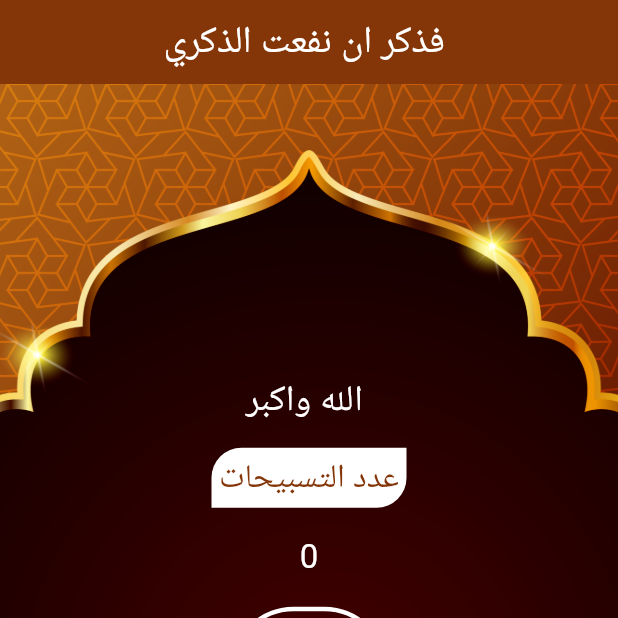
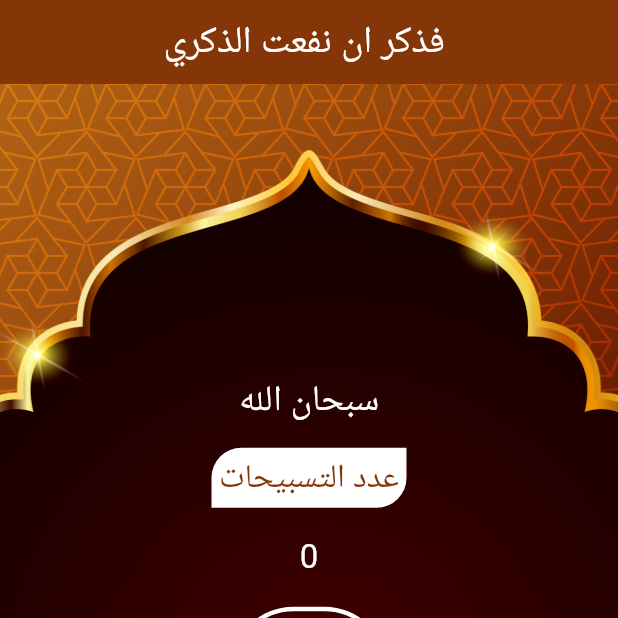
Before and after one commit to morsy121/Masqed-Screen-, a Flutter app: the screen it shows after launch, after a tap on "اضغط", after a tap on "البدء من جديد", on a phone screen of 412 x 824 dp, the top half of it. Run offline on Flutter 3.47's test engine with Material 2 defaults, Android fonts, the phone set to English and light mode, and no system bars.

Commit message:
handle mesged screen

```diff
--- a/masged/lib/Home_Page.dart
+++ b/masged/lib/Home_Page.dart
@@ -12,15 +12,15 @@ class _HomePageState extends State<HomePage> {
 
   int currentIndex = 0;
   int currentIndex1 = 0;
+  int currentIndex2 = 0;
 
   List Taspeh = [
+    "سبحان الله",
+    "الحمد لله",
     "الله واكبر",
-    "الحمد لله",
-    "لا اله الا الله",
-    "سبحان الله",
   ];
 
-  get index => null;
+  //get index => null;
   @override
   Widget build(BuildContext context) {
     return Scaffold(
@@ -44,7 +44,7 @@ class _HomePageState extends State<HomePage> {
         )),
         child: Column(mainAxisAlignment: MainAxisAlignment.center, children: [
           Text(
-            "الله واكبر ",
+            "${Taspeh[currentIndex1]}",
             style: TextStyle(fontSize: 24, color: Colors.white),
           ),
           SizedBox(
@@ -80,11 +80,17 @@ class _HomePageState extends State<HomePage> {
               setState(() {
                 currentIndex++;
                 if (currentIndex == 33) {
-                  setState(() {
+                  if (currentIndex1 == 2) {
+                    currentIndex1 = 0;
                     currentIndex = 0;
-                    currentIndex1++;
-                    Taspeh[index];
-                  });
+                    Taspeh[currentIndex1];
+                    currentIndex2++;
+                  } else {
+                    setState(() {
+                      currentIndex = 0;
+                      currentIndex1++;
+                    });
+                  }
                 }
               });
             },
@@ -113,6 +119,7 @@ class _HomePageState extends State<HomePage> {
                     setState(() {
                       currentIndex = 0;
                       currentIndex1 = 0;
+                      currentIndex2 = 0;
                     });
                   },
                   child: Text(
@@ -122,7 +129,7 @@ class _HomePageState extends State<HomePage> {
                 ),
                 Spacer(),
                 Text(
-                  "الدورة رقم : $currentIndex1",
+                  "الدورة رقم : $currentIndex2",
                   style: TextStyle(color: Colors.white, fontSize: 22),
                 )
               ],
```
Also changed, not shown: masged/New Text Document.txt (deleted), masged/pubspec.lock.
